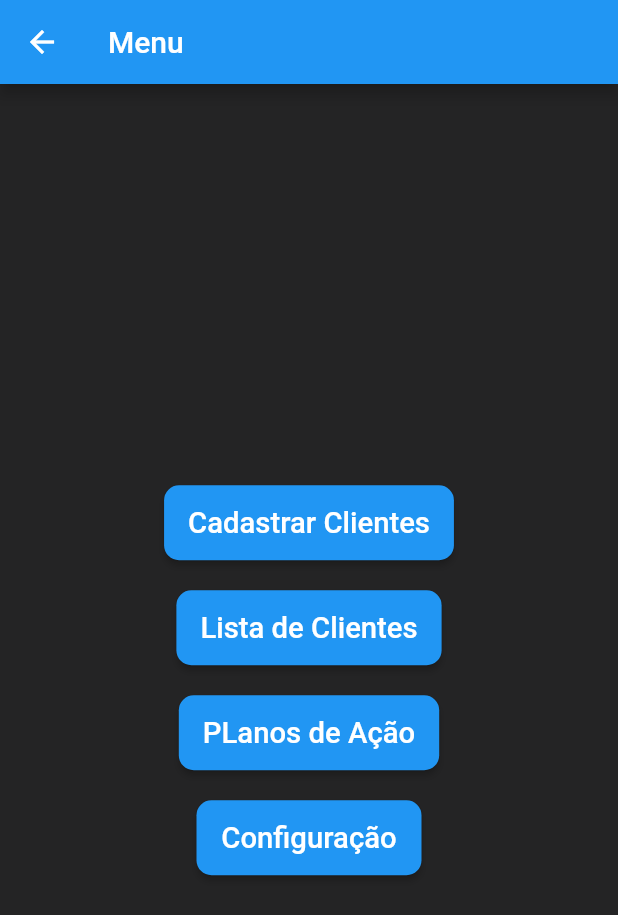
After one commit to JoseRoberto1506/Customer-Flight-Predictor, a Flutter app: the TelaMenu screen opened by its route, on a phone screen of 412 x 824 dp. The commit adds this screen. Shown: the top 915 px of the screen. Run offline on Flutter 3.47's test engine with Material 2 defaults, Android fonts, the phone set to English and light mode, and no system bars; our stand-ins replace cloud_firestore, firebase_auth, firebase_core; accounts and stored records are empty.

Commit message:
Adição da pagina Menu

```diff
--- a/lib/main.dart
+++ b/lib/main.dart
@@ -4,7 +4,7 @@ import './pages/cadastro.dart';
 import './pages/cadastrar_cliente.dart';
 import 'firebase_options.dart';
 import 'package:firebase_core/firebase_core.dart';
-//import './pages/home.dart';
+import './pages/menu.dart';
 
 void main() async {
   WidgetsFlutterBinding.ensureInitialized();
@@ -32,6 +32,7 @@ class MainApp extends StatelessWidget {
         '/': (context) => const TelaLogin(),
         '/cadastro': (context) => const TelaCadastro(),
         '/cadastrarcliente': (context) => const TelaCadastrarCliente(),
+        '/menu': (context) => const TelaMenu(),
       },
     );
   }
--- a/lib/pages/login.dart
+++ b/lib/pages/login.dart
@@ -1,5 +1,3 @@
-import 'dart:ffi';
-
 import 'package:flutter/material.dart';
 import './componentes/campoForm.dart';
 import 'componentes/botao.dart';
@@ -104,7 +102,7 @@ class _TelaLoginState extends State<TelaLogin> {
 
       // Login successful, navigate to a new screen
       // For example:
-      Navigator.pushReplacementNamed(context, '/cadastrarcliente');
+      Navigator.pushReplacementNamed(context, '/menu');
     } catch (error) {
       // Handle login failure and provide user feedback
       print("Login failed: $error");
--- /dev/null
+++ b/lib/pages/menu.dart
@@ -0,0 +1,67 @@
+import 'package:cfp_app/pages/cadastrar_cliente.dart';
+import 'package:firebase_auth/firebase_auth.dart';
+import 'package:flutter/material.dart';
+import 'componentes/botao.dart';
+
+class TelaMenu extends StatefulWidget {
+  const TelaMenu({super.key});
+
+  @override
+  State<TelaMenu> createState() => _TelaMenu();
+}
+
+class _TelaMenu extends State<TelaMenu> {
+  final User? user = FirebaseAuth.instance.currentUser; // Substitua pelo nome real do usuário
+  final cadastrarClienteRoute = PageRouteBuilder(
+      pageBuilder: (context, animation, secondaryAnimation) => TelaCadastrarCliente(),
+    );
+
+  @override
+  Widget build(BuildContext context) {
+    String username = user?.displayName ?? 'Nome de usuário';
+    return Scaffold(
+      appBar: AppBar(
+        title: Text('Menu'),
+      ),
+      body: Center(
+        child: Column(
+          mainAxisAlignment: MainAxisAlignment.center,
+          children: [
+            Text(
+              username,
+              style: TextStyle(fontSize: 20, fontWeight: FontWeight.bold),
+            ),
+            SizedBox(height: 20),
+            Botao(
+              fn: ()=> navegar(context,'/cadastrarcliente'),
+              texto: 'Cadastrar Clientes',
+            ),
+            SizedBox(height: 20),
+            Botao(
+              fn: ()=> navegar(context,'/cadastrarcliente'),
+              texto: 'Lista de Clientes',
+            ),
+            SizedBox(height: 20),
+            Botao(
+              fn: ()=> navegar(context,'/cadastrarcliente'),
+              texto: 'PLanos de Ação',
+            ),
+            SizedBox(height: 20),
+            Botao(
+              fn: ()=> navegar(context,'/cadastrarcliente'),
+              texto: 'Configuração',
+            ),
+
+            const SizedBox(
+              height: 16.0,
+            ),
+          ],
+        ),
+      ),
+    );
+  }
+
+  void navegar(BuildContext context, String routeName) {
+  Navigator.pushReplacementNamed(context, routeName);
+}
+}
```
